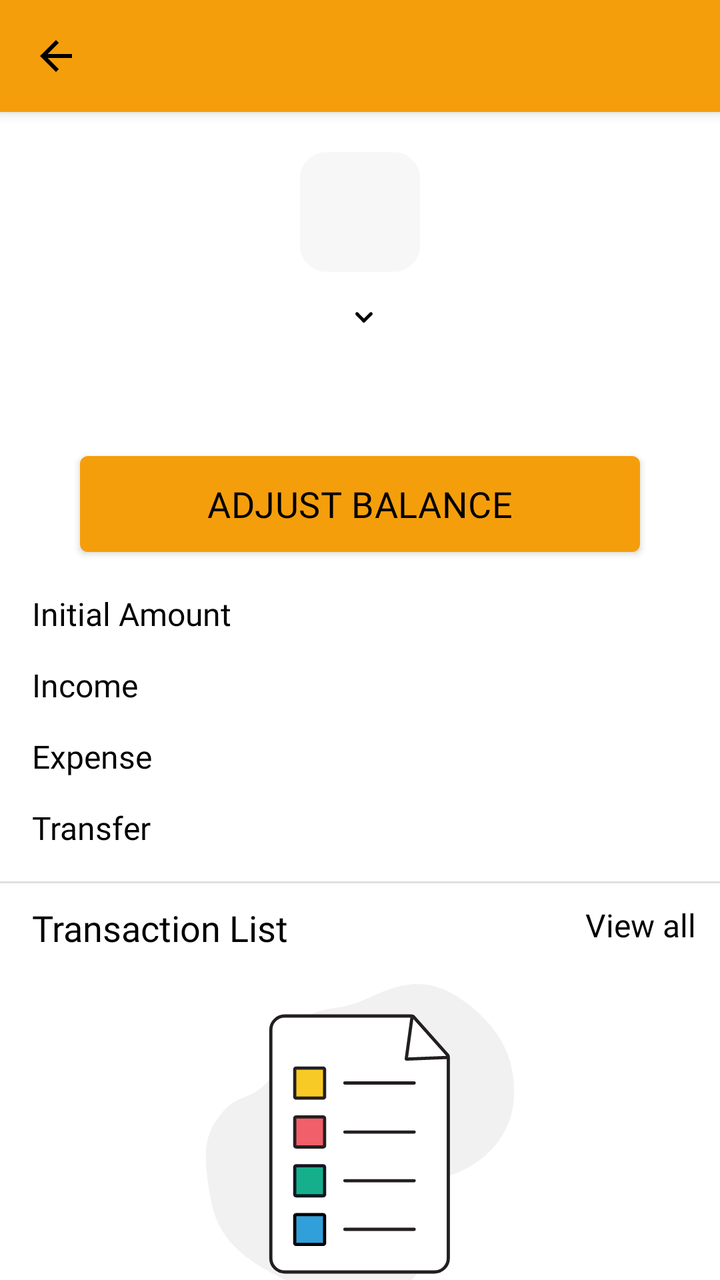
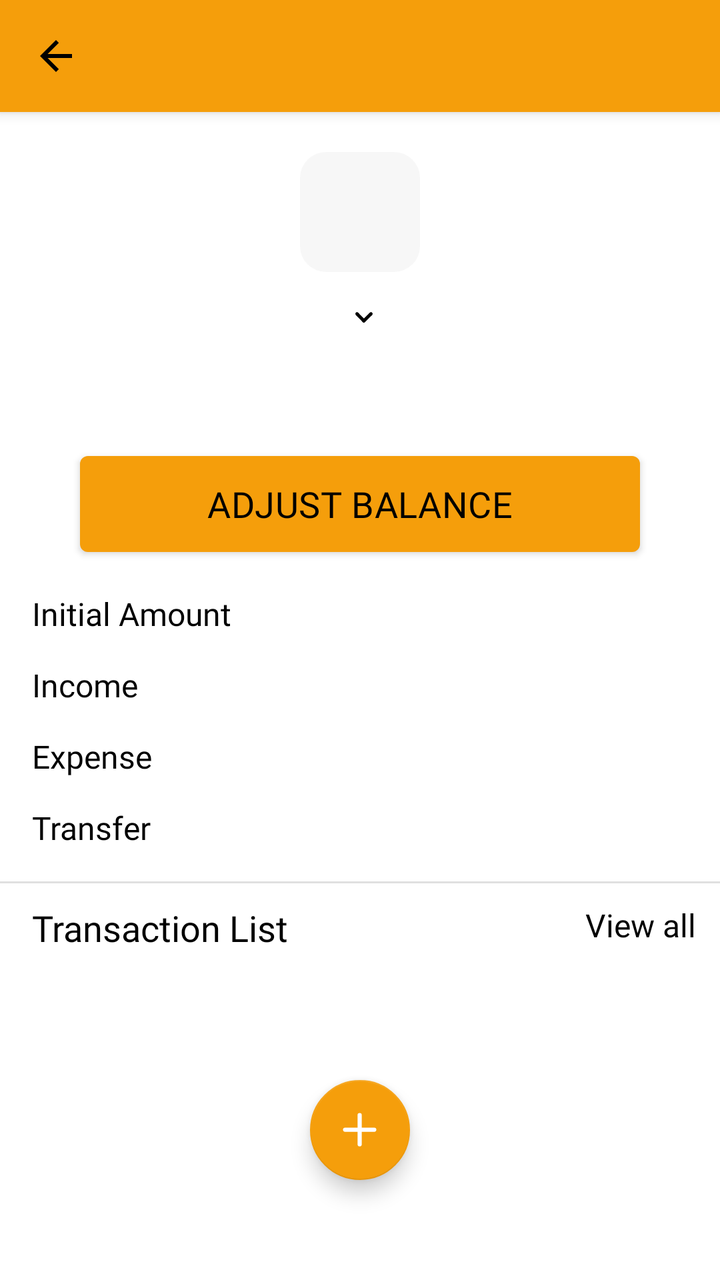

Two renders of the same Android screen: before a commit and after it. Below are the layout's source before the change and the commit's diff.
<!-- AndroidManifest.xml: application theme Theme.MoneyTracker -->
<!-- res/layout/activity_wallet_transaction_detail.xml -->
<?xml version="1.0" encoding="utf-8"?>
<androidx.constraintlayout.widget.ConstraintLayout xmlns:android="http://schemas.android.com/apk/res/android"
    xmlns:app="http://schemas.android.com/apk/res-auto"
    android:layout_width="match_parent"
    android:layout_height="match_parent">

    
    <androidx.constraintlayout.widget.ConstraintLayout
        android:id="@+id/toolbarWrapper"
        android:layout_width="0dp"
        android:layout_height="wrap_content"
        android:background="@color/vibrant_orange"
        android:elevation="4dp"
        app:layout_constraintEnd_toEndOf="parent"
        app:layout_constraintStart_toStartOf="parent"
        app:layout_constraintTop_toTopOf="parent">

        <include
            android:id="@+id/toolbar"
            layout="@layout/toolbar_back" />

    </androidx.constraintlayout.widget.ConstraintLayout>

    
    <androidx.core.widget.NestedScrollView
        android:id="@+id/scrollView"
        android:layout_width="0dp"
        android:layout_height="0dp"
        android:fillViewport="true"
        android:scrollbars="none"
        app:layout_constraintBottom_toBottomOf="parent"
        app:layout_constraintEnd_toEndOf="parent"
        app:layout_constraintStart_toStartOf="parent"
        app:layout_constraintTop_toBottomOf="@id/toolbarWrapper">

        <androidx.constraintlayout.widget.ConstraintLayout
            android:layout_width="match_parent"
            android:layout_height="wrap_content"
            android:focusable="true"
            android:focusableInTouchMode="true">

            <androidx.constraintlayout.widget.ConstraintLayout
                android:id="@+id/imageWrapper"
                android:layout_width="60dp"
                android:layout_height="60dp"
                android:layout_marginTop="@dimen/margin_20"
                android:background="@drawable/bg_circle"
                android:backgroundTint="@color/grey_88"
                app:layout_constraintEnd_toEndOf="parent"
                app:layout_constraintStart_toStartOf="parent"
                app:layout_constraintTop_toTopOf="parent">

                <androidx.appcompat.widget.AppCompatImageView
                    android:id="@+id/imageView"
                    android:layout_width="45dp"
                    android:layout_height="45dp"
                    app:layout_constraintBottom_toBottomOf="parent"
                    app:layout_constraintEnd_toEndOf="parent"
                    app:layout_constraintStart_toStartOf="parent"
                    app:layout_constraintTop_toTopOf="parent"
                    app:tint="#ffffff" />
            </androidx.constraintlayout.widget.ConstraintLayout>

            <LinearLayout
                android:id="@+id/nameWrapper"
                android:layout_width="wrap_content"
                android:layout_height="wrap_content"
                android:layout_marginTop="@dimen/margin_4"
                android:gravity="center_vertical"
                android:orientation="horizontal"
                android:padding="@dimen/padding_8"
                app:layout_constraintEnd_toEndOf="parent"
                app:layout_constraintStart_toStartOf="parent"
                app:layout_constraintTop_toBottomOf="@id/imageWrapper">

                <androidx.appcompat.widget.AppCompatTextView
                    android:id="@+id/nameLabel"
                    android:layout_width="wrap_content"
                    android:layout_height="wrap_content"
                    android:fontFamily="@font/exo2_semibold"
                    android:textColor="@color/black"
                    android:textSize="@dimen/text_16" />

                <androidx.appcompat.widget.AppCompatImageView
                    android:layout_width="10dp"
                    android:layout_height="10dp"
                    android:layout_marginStart="@dimen/margin_4"
                    app:srcCompat="@drawable/ic_account_caret"
                    app:tint="@color/black" />
            </LinearLayout>

            <androidx.appcompat.widget.AppCompatTextView
                android:id="@+id/amountLabel"
                android:layout_width="0dp"
                android:layout_height="wrap_content"
                android:layout_marginStart="@dimen/margin_12"
                android:layout_marginEnd="@dimen/margin_12"
                android:ellipsize="end"
                android:gravity="center"
                android:lines="1"
                android:textAlignment="center"
                android:textColor="@color/black"
                android:textSize="@dimen/text_24"
                app:fontFamily="@font/exo2_semibold"
                app:layout_constraintEnd_toEndOf="parent"
                app:layout_constraintStart_toStartOf="parent"
                app:layout_constraintTop_toBottomOf="@+id/nameWrapper" />

            <com.google.android.material.button.MaterialButton
                android:id="@+id/btnAdjustBalance"
                android:layout_width="match_parent"
                android:layout_height="60dp"
                android:layout_marginStart="@dimen/margin_40"
                android:layout_marginTop="@dimen/margin_12"
                android:layout_marginEnd="@dimen/margin_40"
                android:layout_marginBottom="@dimen/margin_12"
                android:fontFamily="@font/exo2_semibold"
                android:letterSpacing="0.01"
                android:text="@string/adjust_balance"
                android:textAllCaps="true"
                android:textColor="@color/black"
                android:textSize="@dimen/text_18"
                app:backgroundTint="@color/vibrant_orange"
                app:cornerRadius="@dimen/corner_radius_4"
                app:elevation="@dimen/corner_elevation_8"
                app:iconGravity="end"
                app:iconSize="20dp"
                app:iconTint="@color/white"
                app:layout_constraintEnd_toEndOf="parent"
                app:layout_constraintStart_toStartOf="parent"
                app:layout_constraintTop_toBottomOf="@+id/amountLabel" />

            <androidx.appcompat.widget.AppCompatTextView
                android:id="@+id/initialTitleLabel"
                android:layout_width="wrap_content"
                android:layout_height="wrap_content"
                android:layout_marginStart="@dimen/margin_16"
                android:layout_marginTop="@dimen/margin_14"
                android:fontFamily="@font/exo2_medium"
                android:text="@string/initial_amount"
                android:textColor="@color/black"
                android:textSize="@dimen/text_16"
                app:layout_constraintStart_toStartOf="parent"
                app:layout_constraintTop_toBottomOf="@+id/btnAdjustBalance" />

            <androidx.appcompat.widget.AppCompatTextView
                android:id="@+id/incomeTitleLabel"
                android:layout_width="wrap_content"
                android:layout_height="wrap_content"
                android:layout_marginStart="@dimen/margin_16"
                android:layout_marginTop="@dimen/margin_14"
                android:fontFamily="@font/exo2_medium"
                android:text="@string/income"
                android:textColor="@color/black"
                android:textSize="@dimen/text_16"
                app:layout_constraintStart_toStartOf="parent"
                app:layout_constraintTop_toBottomOf="@+id/initialTitleLabel" />

            <androidx.appcompat.widget.AppCompatTextView
                android:id="@+id/expenseTitleLabel"
                android:layout_width="wrap_content"
                android:layout_height="wrap_content"
                android:layout_marginStart="@dimen/margin_16"
                android:layout_marginTop="@dimen/margin_14"
                android:fontFamily="@font/exo2_medium"
                android:text="@string/expense"
                android:textColor="@color/black"
                android:textSize="@dimen/text_16"
                app:layout_constraintStart_toStartOf="parent"
                app:layout_constraintTop_toBottomOf="@+id/incomeTitleLabel" />

            <androidx.appcompat.widget.AppCompatTextView
                android:id="@+id/transferTitleLabel"
                android:layout_width="wrap_content"
                android:layout_height="wrap_content"
                android:layout_marginStart="@dimen/margin_16"
                android:layout_marginTop="@dimen/margin_14"
                android:fontFamily="@font/exo2_medium"
                android:text="@string/transfer"
                android:textColor="@color/black"
                android:textSize="@dimen/text_16"
                app:layout_constraintStart_toStartOf="parent"
                app:layout_constraintTop_toBottomOf="@+id/expenseTitleLabel" />

            <androidx.appcompat.widget.AppCompatTextView
                android:id="@+id/initialLabel"
                android:layout_width="wrap_content"
                android:layout_height="wrap_content"
                android:layout_marginTop="@dimen/margin_20"
                android:layout_marginEnd="@dimen/margin_16"
                android:textColor="@color/black"
                android:textSize="@dimen/text_16"
                app:fontFamily="@font/exo2_semibold"
                app:layout_constraintEnd_toEndOf="parent"
                app:layout_constraintTop_toBottomOf="@+id/btnAdjustBalance" />

            <androidx.appcompat.widget.AppCompatTextView
                android:id="@+id/incomeLabel"
                android:layout_width="wrap_content"
                android:layout_height="wrap_content"
                android:layout_marginTop="@dimen/margin_14"
                android:layout_marginEnd="@dimen/margin_16"
                android:textColor="@color/income"
                android:textSize="@dimen/text_16"
                app:fontFamily="@font/exo2_semibold"
                app:layout_constraintEnd_toEndOf="parent"
                app:layout_constraintTop_toBottomOf="@+id/initialTitleLabel" />

            <androidx.appcompat.widget.AppCompatTextView
                android:id="@+id/expenseLabel"
                android:layout_width="wrap_content"
                android:layout_height="wrap_content"
                android:layout_marginTop="@dimen/margin_14"
                android:layout_marginEnd="@dimen/margin_16"
                android:textColor="@color/expense"
                android:textSize="@dimen/text_16"
                app:fontFamily="@font/exo2_semibold"
                app:layout_constraintEnd_toEndOf="parent"
                app:layout_constraintTop_toBottomOf="@+id/incomeTitleLabel" />

            <androidx.appcompat.widget.AppCompatTextView
                android:id="@+id/transferLabel"
                android:layout_width="wrap_content"
                android:layout_height="wrap_content"
                android:layout_marginTop="@dimen/margin_14"
                android:layout_marginEnd="@dimen/margin_16"
                android:textColor="@color/black"
                android:textSize="@dimen/text_16"
                app:fontFamily="@font/exo2_semibold"
                app:layout_constraintEnd_toEndOf="parent"
                app:layout_constraintTop_toBottomOf="@+id/expenseTitleLabel" />

            <View
                android:id="@+id/divider"
                android:layout_width="0dp"
                android:layout_height="1dp"
                android:layout_marginTop="@dimen/margin_16"
                android:background="@color/grey_88"
                app:layout_constraintEnd_toEndOf="parent"
                app:layout_constraintStart_toStartOf="parent"
                app:layout_constraintTop_toBottomOf="@+id/transferLabel" />

            <androidx.constraintlayout.widget.ConstraintLayout
                android:id="@+id/llTransactionHeader"
                android:layout_width="match_parent"
                android:layout_height="wrap_content"
                app:layout_constraintTop_toBottomOf="@id/divider">

                <androidx.appcompat.widget.AppCompatTextView
                    android:id="@+id/transactionListLabel"
                    android:layout_width="0dp"
                    android:layout_height="wrap_content"
                    android:layout_marginStart="@dimen/margin_16"
                    android:layout_marginTop="@dimen/margin_10"
                    android:layout_marginEnd="@dimen/margin_8"
                    android:ellipsize="end"
                    android:fontFamily="@font/exo2_bold"
                    android:maxLines="1"
                    android:text="@string/transaction_list"
                    android:textColor="@color/black"
                    android:textSize="@dimen/text_18"
                    app:layout_constraintEnd_toStartOf="@id/transactionAllLabel"
                    app:layout_constraintHorizontal_bias="0"
                    app:layout_constraintStart_toStartOf="parent"
                    app:layout_constraintTop_toTopOf="parent" />

                <androidx.appcompat.widget.AppCompatTextView
                    android:id="@+id/transactionAllLabel"
                    android:layout_width="wrap_content"
                    android:layout_height="wrap_content"
                    android:layout_marginTop="@dimen/margin_10"
                    android:layout_marginEnd="@dimen/margin_12"
                    android:fontFamily="@font/exo2_semibold"
                    android:text="@string/view_all"
                    android:textColor="@color/black"
                    android:textSize="@dimen/text_16"
                    app:layout_constraintEnd_toEndOf="parent"
                    app:layout_constraintTop_toTopOf="parent" />

            </androidx.constraintlayout.widget.ConstraintLayout>

            
            <androidx.recyclerview.widget.RecyclerView
                android:id="@+id/rvTransactions"
                android:layout_width="0dp"
                android:layout_height="wrap_content"
                android:overScrollMode="never"
                android:layout_marginTop="@dimen/margin_10"
                android:clipToPadding="false"
                android:paddingBottom="@dimen/padding_12"
                android:visibility="gone"
                android:nestedScrollingEnabled="false"
                app:layoutManager="androidx.recyclerview.widget.LinearLayoutManager"
                app:layout_constraintEnd_toEndOf="parent"
                app:layout_constraintStart_toStartOf="parent"
                app:layout_constraintTop_toBottomOf="@id/llTransactionHeader" />

            <LinearLayout
                android:id="@+id/layoutEmpty"
                android:layout_width="0dp"
                android:layout_height="wrap_content"
                android:layout_marginTop="@dimen/margin_16"
                android:gravity="center"
                android:orientation="vertical"
                android:visibility="visible"
                app:layout_constraintTop_toBottomOf="@id/llTransactionHeader"
                app:layout_constraintStart_toStartOf="parent"
                app:layout_constraintEnd_toEndOf="parent">

                <androidx.appcompat.widget.AppCompatImageView
                    android:id="@+id/ivEmpty"
                    android:layout_width="160dp"
                    android:layout_height="160dp"
                    android:src="?attr/emptyRecord" />

                <androidx.appcompat.widget.AppCompatTextView
                    android:layout_width="wrap_content"
                    android:layout_height="wrap_content"
                    android:layout_marginTop="@dimen/margin_12"
                    android:fontFamily="@font/exo2_semibold"
                    android:text="@string/no_record"
                    android:textColor="@color/black"
                    app:fontFamily="@font/exo2_semibold"
                    android:textSize="@dimen/text_18"/>

            </LinearLayout>

        </androidx.constraintlayout.widget.ConstraintLayout>
    </androidx.core.widget.NestedScrollView>
</androidx.constraintlayout.widget.ConstraintLayout>
<!-- res/layout/toolbar_back.xml (included above) -->
<?xml version="1.0" encoding="utf-8"?>
<androidx.appcompat.widget.Toolbar xmlns:android="http://schemas.android.com/apk/res/android"
    xmlns:app="http://schemas.android.com/apk/res-auto"
    android:id="@+id/toolbarBack"
    android:layout_width="match_parent"
    android:layout_height="wrap_content"
    android:background="@color/vibrant_orange"
    android:elevation="@dimen/corner_elevation_8"
    app:contentInsetEnd="0dp"
    app:contentInsetLeft="0dp"
    app:contentInsetRight="0dp"
    app:contentInsetStart="0dp"
    app:popupTheme="@style/ThemeOverlay.AppCompat.Light">

    <androidx.constraintlayout.widget.ConstraintLayout
        android:layout_width="match_parent"
        android:layout_height="match_parent">

        
        <androidx.appcompat.widget.AppCompatImageView
            android:id="@+id/icBack"
            android:layout_width="wrap_content"
            android:layout_height="wrap_content"
            android:padding="@dimen/padding_16"
            android:src="@drawable/ic_back"
            app:layout_constraintBottom_toBottomOf="parent"
            app:layout_constraintStart_toStartOf="parent"
            app:layout_constraintTop_toTopOf="parent" />

        
        <androidx.appcompat.widget.AppCompatTextView
            android:id="@+id/tvTitle"
            android:layout_width="wrap_content"
            android:layout_height="wrap_content"
            android:fontFamily="@font/exo2_semibold"
            android:textColor="@color/black"
            android:textSize="@dimen/text_18"
            app:layout_constraintBottom_toBottomOf="parent"
            app:layout_constraintStart_toEndOf="@id/icBack"
            app:layout_constraintTop_toTopOf="parent" />

        
        <androidx.appcompat.widget.AppCompatTextView
            android:id="@+id/tvSave"
            android:layout_width="wrap_content"
            android:layout_height="wrap_content"
            android:layout_marginEnd="@dimen/margin_20"
            android:fontFamily="@font/exo2_semibold"
            android:text="@string/save"
            android:textAllCaps="true"
            android:textColor="@color/black"
            android:textSize="@dimen/text_16"
            android:visibility="gone"
            app:layout_constraintBottom_toBottomOf="parent"
            app:layout_constraintEnd_toEndOf="parent"
            app:layout_constraintTop_toTopOf="parent" />

        
        <androidx.appcompat.widget.AppCompatImageView
            android:id="@+id/ivAdd"
            android:layout_width="wrap_content"
            android:layout_height="wrap_content"
            android:layout_marginEnd="@dimen/margin_20"
            android:fontFamily="@font/exo2_semibold"
            android:src="@drawable/ic_add"
            app:tint="@color/black"
            android:visibility="gone"
            app:layout_constraintBottom_toBottomOf="parent"
            app:layout_constraintEnd_toEndOf="parent"
            app:layout_constraintTop_toTopOf="parent" />

        
        <androidx.appcompat.widget.AppCompatImageView
            android:id="@+id/ivDelete"
            android:layout_width="wrap_content"
            android:layout_height="wrap_content"
            android:layout_marginEnd="@dimen/margin_12"
            android:src="@drawable/ic_delete"
            android:visibility="gone"
            app:tint="@color/black"
            app:layout_constraintTop_toTopOf="parent"
            app:layout_constraintBottom_toBottomOf="parent"
            app:layout_constraintEnd_toEndOf="parent" />

        
        <androidx.appcompat.widget.AppCompatImageView
            android:id="@+id/ivEdit"
            android:layout_width="wrap_content"
            android:layout_height="wrap_content"
            android:layout_marginEnd="@dimen/margin_10"
            android:src="@drawable/ic_edit"
            android:visibility="gone"
            app:tint="@color/black"
            app:layout_constraintTop_toTopOf="parent"
            app:layout_constraintBottom_toBottomOf="parent"
            app:layout_constraintEnd_toStartOf="@id/ivDelete" />
    </androidx.constraintlayout.widget.ConstraintLayout>
</androidx.appcompat.widget.Toolbar>
<!-- resources referenced by this layout -->
<resources>
  <color name="black">#FF000000</color>
  <color name="expense">#f73242</color>
  <color name="grey_88">#E0E0E0</color>
  <color name="income">#3f96e2</color>
  <color name="vibrant_orange">#FFF59E0B</color>
  <color name="white">#FFFFFFFF</color>
  <dimen name="corner_elevation_8">8dp</dimen>
  <dimen name="corner_radius_4">4dp</dimen>
  <dimen name="margin_10">10dp</dimen>
  <dimen name="margin_12">12dp</dimen>
  <dimen name="margin_14">14dp</dimen>
  <dimen name="margin_16">16dp</dimen>
  <dimen name="margin_20">20dp</dimen>
  <dimen name="margin_4">4dp</dimen>
  <dimen name="margin_40">40dp</dimen>
  <dimen name="margin_8">8dp</dimen>
  <dimen name="padding_12">12dp</dimen>
  <dimen name="padding_16">16dp</dimen>
  <dimen name="padding_8">8dp</dimen>
  <dimen name="text_16">16sp</dimen>
  <dimen name="text_18">18sp</dimen>
  <dimen name="text_24">24sp</dimen>
  <!-- drawable bg_circle (drawable) -->
  <?xml version="1.0" encoding="utf-8"?>
  <shape xmlns:android="http://schemas.android.com/apk/res/android"
      android:shape="rectangle">
      <corners android:radius="13dp" />
      <solid android:color="#44ffffff" />
  </shape>
  <!-- drawable ic_account_caret (drawable) -->
  <?xml version="1.0" encoding="utf-8"?>
  <vector xmlns:android="http://schemas.android.com/apk/res/android"
      android:width="12dp"
      android:height="12dp"
      android:viewportWidth="12"
      android:viewportHeight="12">
      <path
          android:fillColor="#00000000"
          android:pathData="M1.8,3.9L5.9,8.1"
          android:strokeWidth="2"
          android:strokeColor="#000000"
          android:strokeLineCap="round" />
      <path
          android:fillColor="#00000000"
          android:pathData="M10.2,3.9L5.9,8.1"
          android:strokeWidth="2"
          android:strokeColor="#000000"
          android:strokeLineCap="round" />
  </vector>
  <!-- drawable ic_add (drawable) -->
  <?xml version="1.0" encoding="utf-8"?>
  <vector xmlns:android="http://schemas.android.com/apk/res/android"
      android:width="24dp"
      android:height="24dp"
      android:viewportWidth="24"
      android:viewportHeight="24">
  
      <path
          android:fillColor="#FFFFFF"
          android:pathData="M12,19L12,5"
          android:strokeWidth="2"
          android:strokeColor="#FFFFFF"
          android:strokeLineCap="round"
          android:strokeLineJoin="round" />
  
      <path
          android:fillColor="#FFFFFF"
          android:pathData="M5,12L19,12"
          android:strokeWidth="2"
          android:strokeColor="#FFFFFF"
          android:strokeLineCap="round"
          android:strokeLineJoin="round" />
  
  </vector>
  <!-- drawable ic_back (drawable) -->
  <?xml version="1.0" encoding="utf-8"?>
  <vector xmlns:android="http://schemas.android.com/apk/res/android"
      android:width="24dp"
      android:height="24dp"
      android:autoMirrored="true"
      android:tint="#000000"
      android:viewportWidth="24"
      android:viewportHeight="24">
  
      <path
          android:fillColor="@android:color/white"
          android:pathData="M20,11H7.83l5.59,-5.59L12,4l-8,8 8,8 1.41,-1.41L7.83,13H20v-2z" />
  
  </vector>
  <string name="adjust_balance">Adjust Balance</string>
  <string name="expense">Expense</string>
  <string name="income">Income</string>
  <string name="initial_amount">Initial Amount</string>
  <string name="no_record">No Record</string>
  <string name="save">Save</string>
  <string name="transaction_list">Transaction List</string>
  <string name="transfer">Transfer</string>
  <string name="view_all">View all</string>
  <color name="azure_blue">#FF2563EB</color>
  <color name="emerald_green">#FF10B981</color>
  <color name="teal">#FF03DAC5</color>
  <color name="dark_teal">#FF018786</color>
  <!-- unchanged entries left out for length: 12 -->
</resources>

<!-- the commit's change to res/layout/activity_wallet_transaction_detail.xml (unified diff, before → after) -->
@@ -302,7 +302,7 @@
                 android:layout_marginTop="@dimen/margin_16"
                 android:gravity="center"
                 android:orientation="vertical"
-                android:visibility="visible"
+                android:visibility="gone"
                 app:layout_constraintTop_toBottomOf="@id/llTransactionHeader"
                 app:layout_constraintStart_toStartOf="parent"
                 app:layout_constraintEnd_toEndOf="parent">
@@ -327,6 +327,23 @@
 
         </androidx.constraintlayout.widget.ConstraintLayout>
     </androidx.core.widget.NestedScrollView>
+
+    <com.google.android.material.floatingactionbutton.FloatingActionButton
+        android:id="@+id/fabAddTransaction"
+        android:layout_width="wrap_content"
+        android:layout_height="wrap_content"
+        android:layout_marginBottom="@dimen/margin_32"
+        android:contentDescription="@string/app_name"
+        android:src="@drawable/ic_add"
+        app:backgroundTint="@color/vibrant_orange"
+        app:fabCustomSize="50dp"
+        app:layout_constraintStart_toStartOf="parent"
+        app:layout_constraintBottom_toBottomOf="parent"
+        app:layout_constraintEnd_toEndOf="parent"
+        app:maxImageSize="25dp"
+        app:shapeAppearanceOverlay="@style/FabCircleShape"
+        app:tint="@color/white"
+        app:useCompatPadding="true"/>
 </androidx.constraintlayout.widget.ConstraintLayout>
 <!-- res/layout/toolbar_back.xml (included above) -->
 <?xml version="1.0" encoding="utf-8"?>
<!-- resource entries referenced after the edit -->
@@ -13,6 +13,7 @@
   <dimen name="margin_14">14dp</dimen>
   <dimen name="margin_16">16dp</dimen>
   <dimen name="margin_20">20dp</dimen>
+  <dimen name="margin_32">32dp</dimen>
   <dimen name="margin_4">4dp</dimen>
   <dimen name="margin_40">40dp</dimen>
   <dimen name="margin_8">8dp</dimen>
@@ -90,6 +91,7 @@
   
   </vector>
   <string name="adjust_balance">Adjust Balance</string>
+  <string name="app_name">MoneyTracker</string>
   <string name="expense">Expense</string>
   <string name="income">Income</string>
   <string name="initial_amount">Initial Amount</string>
@@ -98,6 +100,10 @@
   <string name="transaction_list">Transaction List</string>
   <string name="transfer">Transfer</string>
   <string name="view_all">View all</string>
+  <style name="FabCircleShape">
+          <item name="cornerFamily">rounded</item>
+          <item name="cornerSize">50%</item>
+      </style>
   <color name="azure_blue">#FF2563EB</color>
   <color name="emerald_green">#FF10B981</color>
   <color name="teal">#FF03DAC5</color>
